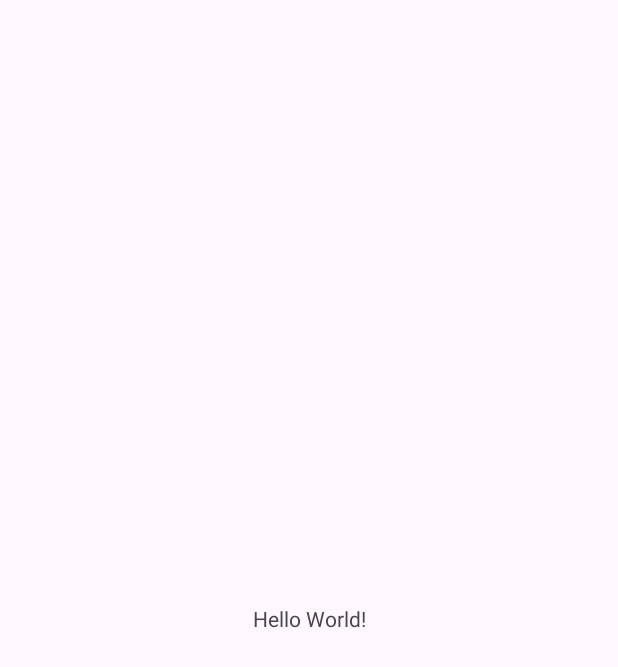
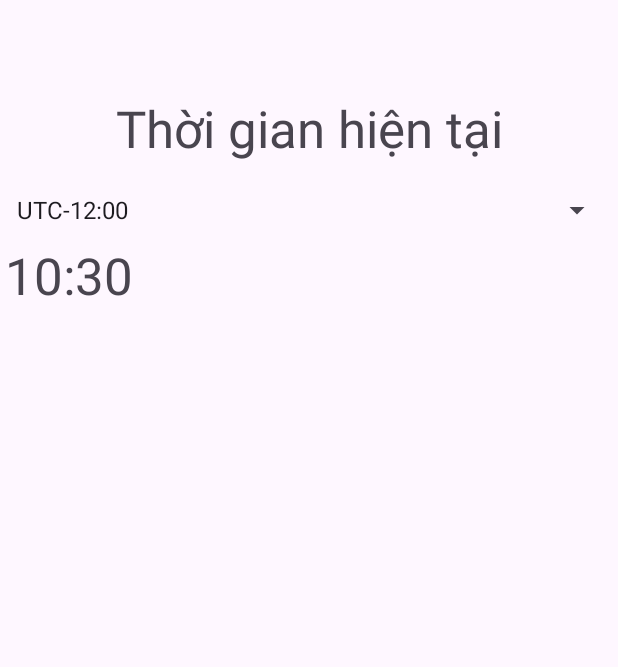
Before and after one commit to BlueCipher3000/MultiClocks_2622LMT01, an Android app: the screen it shows after launch (MainActivity), on a phone screen of 412 x 824 dp. Before the commit the part shown is almost empty. Shown: the top 667 px of the screen. Run offline under Robolectric (Android 15) with nearby library versions, the phone set to English and light mode, and no system bars.

Commit message:
Tạo tính năng chọn timezone.

```diff
--- a/app/build.gradle.kts
+++ b/app/build.gradle.kts
@@ -8,7 +8,7 @@ android {
 
     defaultConfig {
         applicationId = "com.example.multiclocks"
-        minSdk = 24
+        minSdk = 26
         targetSdk = 34
         versionCode = 1
         versionName = "1.0"
@@ -37,6 +37,7 @@ dependencies {
     implementation(libs.material)
     implementation(libs.activity)
     implementation(libs.constraintlayout)
+    implementation(libs.firebase.perf)
     testImplementation(libs.junit)
     androidTestImplementation(libs.ext.junit)
     androidTestImplementation(libs.espresso.core)
--- a/app/src/main/java/com/example/multiclocks/MainActivity.java
+++ b/app/src/main/java/com/example/multiclocks/MainActivity.java
@@ -1,12 +1,25 @@
 package com.example.multiclocks;
 
+import static android.text.TextUtils.substring;
+
 import android.os.Bundle;
+import android.view.View;
+import android.widget.*;
+import android.widget.TextClock;
 
 import androidx.activity.EdgeToEdge;
 import androidx.appcompat.app.AppCompatActivity;
 import androidx.core.graphics.Insets;
 import androidx.core.view.ViewCompat;
 import androidx.core.view.WindowInsetsCompat;
+
+import java.time.OffsetDateTime;
+import java.time.ZoneId;
+import java.time.ZoneOffset;
+import java.time.ZonedDateTime;
+import java.time.format.DateTimeFormatter;
+import java.util.Timer;
+import java.util.TimerTask;
 
 public class MainActivity extends AppCompatActivity {
 
@@ -15,10 +28,31 @@ public class MainActivity extends AppCompatActivity {
         super.onCreate(savedInstanceState);
         EdgeToEdge.enable(this);
         setContentView(R.layout.activity_main);
-        ViewCompat.setOnApplyWindowInsetsListener(findViewById(R.id.main), (v, insets) -> {
-            Insets systemBars = insets.getInsets(WindowInsetsCompat.Type.systemBars());
-            v.setPadding(systemBars.left, systemBars.top, systemBars.right, systemBars.bottom);
-            return insets;
+        Spinner spinner = findViewById(R.id.spinner2);
+        String[] listTimeZones = new String[]{"UTC-12:00", "UTC-11:00", "UTC-10:00", "UTC-09:30", "UTC-09:00", "UTC-08:00",
+                "UTC-07:00", "UTC-06:00", "UTC-05:00", "UTC-04:00", "UTC-03:30", "UTC-03:00", "UTC-02:00", "UTC-01:00", "UTC+00:00",
+                "UTC+01:00", "UTC+02:00", "UTC+03:00", "UTC+03:30", "UTC+04:00", "UTC+04:30", "UTC+05:00", "UTC+05:30", "UTC+05:45",
+                "UTC+06:00", "UTC+06:30", "UTC+07:00", "UTC+08:00", "UTC+08:45", "UTC+09:00", "UTC+09:30", "UTC+10:00", "UTC+10:30",
+                "UTC+11:00", "UTC+12:00", "UTC+12:45", "UTC+13:00", "UTC+14:00"};
+        ArrayAdapter<String> adapter = new ArrayAdapter<>(this, android.R.layout.simple_spinner_dropdown_item, listTimeZones);
+        TextView textClock = findViewById(R.id.textTime);
+        spinner.setAdapter(adapter);
+        spinner.setOnItemSelectedListener(new AdapterView.OnItemSelectedListener() {
+            @Override
+            public void onItemSelected(AdapterView<?> adapterView, View view, int i, long l) {
+                String timeZone = listTimeZones[i];
+                String strZoneOffset = timeZone.substring(3);
+                DateTimeFormatter formatter = DateTimeFormatter.ofPattern("HH:mm");
+                ZoneOffset zoneOffset = ZoneOffset.of(strZoneOffset);
+                OffsetDateTime now = OffsetDateTime.now(zoneOffset);
+                String formattedTime = now.format(formatter);
+                textClock.setText(formattedTime);
+            }
+
+            @Override
+            public void onNothingSelected(AdapterView<?> adapterView) {
+
+            }
         });
     }
 }
--- a/app/src/main/res/layout/activity_main.xml
+++ b/app/src/main/res/layout/activity_main.xml
@@ -8,12 +8,46 @@
     tools:context=".MainActivity">
 
     <TextView
-        android:layout_width="wrap_content"
-        android:layout_height="wrap_content"
-        android:text="Hello World!"
+        android:id="@+id/textView"
+        android:layout_width="333dp"
+        android:layout_height="50dp"
+        android:layout_marginStart="39dp"
+        android:layout_marginTop="16dp"
+        android:layout_marginEnd="39dp"
+        android:layout_marginBottom="665dp"
+        android:text="Thời gian hiện tại"
+        android:textAlignment="center"
+        android:textSize="34sp"
         app:layout_constraintBottom_toBottomOf="parent"
         app:layout_constraintEnd_toEndOf="parent"
         app:layout_constraintStart_toStartOf="parent"
         app:layout_constraintTop_toTopOf="parent" />
 
+    <LinearLayout
+        android:layout_width="405dp"
+        android:layout_height="235dp"
+        android:layout_marginStart="3dp"
+        android:layout_marginTop="73dp"
+        android:layout_marginEnd="3dp"
+        android:layout_marginBottom="423dp"
+        android:orientation="vertical"
+        app:layout_constraintBottom_toBottomOf="parent"
+        app:layout_constraintEnd_toEndOf="parent"
+        app:layout_constraintStart_toStartOf="parent"
+        app:layout_constraintTop_toTopOf="parent">
+
+        <Spinner
+            android:id="@+id/spinner2"
+            android:layout_width="match_parent"
+            android:layout_height="41dp" />
+
+        <TextView
+            android:id="@+id/textTime"
+            android:layout_width="match_parent"
+            android:layout_height="51dp"
+            android:text="TextView"
+            android:textSize="34sp" />
+
+    </LinearLayout>
+
 </androidx.constraintlayout.widget.ConstraintLayout>
--- a/gradle/libs.versions.toml
+++ b/gradle/libs.versions.toml
@@ -7,6 +7,7 @@ appcompat = "1.7.0"
 material = "1.12.0"
 activity = "1.9.2"
 constraintlayout = "2.1.4"
+firebasePerf = "21.0.2"
 
 [libraries]
 junit = { group = "junit", name = "junit", version.ref = "junit" }
@@ -16,6 +17,7 @@ appcompat = { group = "androidx.appcompat", name = "appcompat", version.ref = "a
 material = { group = "com.google.android.material", name = "material", version.ref = "material" }
 activity = { group = "androidx.activity", name = "activity", version.ref = "activity" }
 constraintlayout = { group = "androidx.constraintlayout", name = "constraintlayout", version.ref = "constraintlayout" }
+firebase-perf = { group = "com.google.firebase", name = "firebase-perf", version.ref = "firebasePerf" }
 
 [plugins]
 android-application = { id = "com.android.application", version.ref = "agp" }
```
